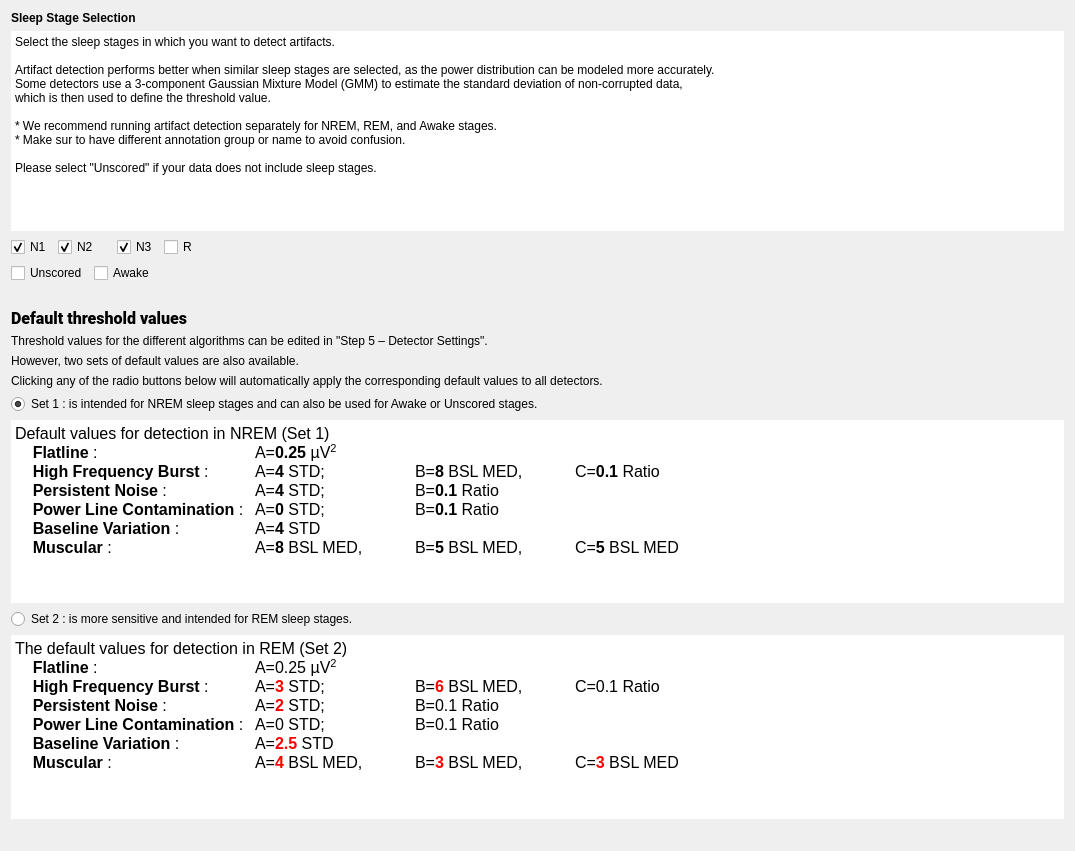
This is tools/CEAMSTools/DetectArtifacts/SleepStageSelStep/Ui_SleepStageSelStep.ui in SnoozToolbox/snooz-package-ceams as Qt 5 draws it before an edit. The edited form follows.
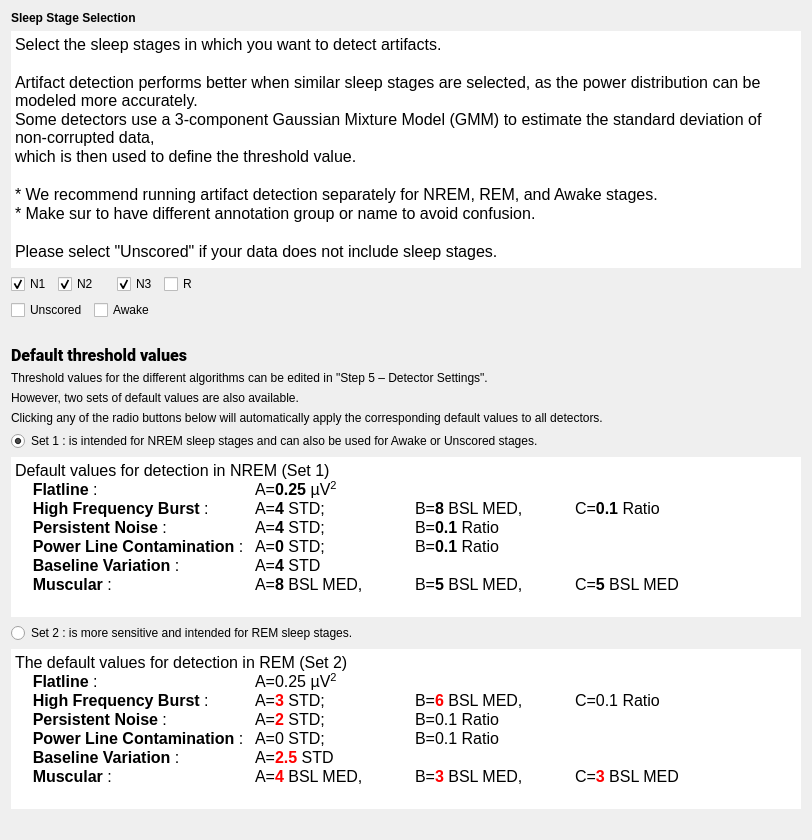
This is the edited form.

Commit message: Remove scrolling from tools, as it is now handled by the Snooz architecture for a better fit in small windows.

The edit to the form file:
```diff
--- a/tools/CEAMSTools/DetectArtifacts/SleepStageSelStep/Ui_SleepStageSelStep.ui
+++ b/tools/CEAMSTools/DetectArtifacts/SleepStageSelStep/Ui_SleepStageSelStep.ui
@@ -6,8 +6,8 @@
    <rect>
     <x>0</x>
     <y>0</y>
-    <width>1075</width>
-    <height>851</height>
+    <width>812</width>
+    <height>840</height>
    </rect>
   </property>
   <property name="windowTitle">
@@ -31,9 +31,9 @@
     </widget>
    </item>
    <item>
-    <widget class="QPlainTextEdit" name="plainTextEdit">
+    <widget class="QTextEdit" name="textEdit">
      <property name="sizePolicy">
-      <sizepolicy hsizetype="Expanding" vsizetype="Preferred">
+      <sizepolicy hsizetype="Expanding" vsizetype="Expanding">
        <horstretch>0</horstretch>
        <verstretch>0</verstretch>
       </sizepolicy>
@@ -41,13 +41,13 @@
      <property name="minimumSize">
       <size>
        <width>0</width>
-       <height>200</height>
+       <height>0</height>
       </size>
      </property>
      <property name="maximumSize">
       <size>
        <width>16777215</width>
-       <height>200</height>
+       <height>16777215</height>
       </size>
      </property>
      <property name="frameShape">
@@ -57,28 +57,35 @@
       <number>0</number>
      </property>
      <property name="verticalScrollBarPolicy">
-      <enum>Qt::ScrollBarPolicy::ScrollBarAsNeeded</enum>
+      <enum>Qt::ScrollBarPolicy::ScrollBarAlwaysOff</enum>
      </property>
      <property name="horizontalScrollBarPolicy">
-      <enum>Qt::ScrollBarPolicy::ScrollBarAsNeeded</enum>
+      <enum>Qt::ScrollBarPolicy::ScrollBarAlwaysOff</enum>
      </property>
      <property name="sizeAdjustPolicy">
-      <enum>QAbstractScrollArea::SizeAdjustPolicy::AdjustToContents</enum>
+      <enum>QAbstractScrollArea::SizeAdjustPolicy::AdjustIgnored</enum>
      </property>
      <property name="readOnly">
       <bool>true</bool>
      </property>
-     <property name="plainText">
-      <string>Select the sleep stages in which you want to detect artifacts.
-
-Artifact detection performs better when similar sleep stages are selected, as the power distribution can be modeled more accurately. 
-Some detectors use a 3-component Gaussian Mixture Model (GMM) to estimate the standard deviation of non-corrupted data, 
-which is then used to define the threshold value.
-
-* We recommend running artifact detection separately for NREM, REM, and Awake stages.
-* Make sur to have different annotation group or name to avoid confusion.
-
-Please select &quot;Unscored&quot; if your data does not include sleep stages.</string>
+     <property name="html">
+      <string>&lt;!DOCTYPE HTML PUBLIC &quot;-//W3C//DTD HTML 4.0//EN&quot; &quot;http://www.w3.org/TR/REC-html40/strict.dtd&quot;&gt;
+&lt;html&gt;&lt;head&gt;&lt;meta name=&quot;qrichtext&quot; content=&quot;1&quot; /&gt;&lt;meta charset=&quot;utf-8&quot; /&gt;&lt;style type=&quot;text/css&quot;&gt;
+p, li { white-space: pre-wrap; }
+hr { height: 1px; border-width: 0; }
+li.unchecked::marker { content: &quot;\2610&quot;; }
+li.checked::marker { content: &quot;\2612&quot;; }
+&lt;/style&gt;&lt;/head&gt;&lt;body style=&quot; font-family:'Roboto'; font-size:12pt; font-weight:400; font-style:normal;&quot;&gt;
+&lt;p style=&quot; margin-top:0px; margin-bottom:0px; margin-left:0px; margin-right:0px; -qt-block-indent:0; text-indent:0px;&quot;&gt;Select the sleep stages in which you want to detect artifacts.&lt;/p&gt;
+&lt;p style=&quot;-qt-paragraph-type:empty; margin-top:0px; margin-bottom:0px; margin-left:0px; margin-right:0px; -qt-block-indent:0; text-indent:0px;&quot;&gt;&lt;br /&gt;&lt;/p&gt;
+&lt;p style=&quot; margin-top:0px; margin-bottom:0px; margin-left:0px; margin-right:0px; -qt-block-indent:0; text-indent:0px;&quot;&gt;Artifact detection performs better when similar sleep stages are selected, as the power distribution can be modeled more accurately. &lt;/p&gt;
+&lt;p style=&quot; margin-top:0px; margin-bottom:0px; margin-left:0px; margin-right:0px; -qt-block-indent:0; text-indent:0px;&quot;&gt;Some detectors use a 3-component Gaussian Mixture Model (GMM) to estimate the standard deviation of non-corrupted data, &lt;/p&gt;
+&lt;p style=&quot; margin-top:0px; margin-bottom:0px; margin-left:0px; margin-right:0px; -qt-block-indent:0; text-indent:0px;&quot;&gt;which is then used to define the threshold value.&lt;/p&gt;
+&lt;p style=&quot;-qt-paragraph-type:empty; margin-top:0px; margin-bottom:0px; margin-left:0px; margin-right:0px; -qt-block-indent:0; text-indent:0px;&quot;&gt;&lt;br /&gt;&lt;/p&gt;
+&lt;p style=&quot; margin-top:0px; margin-bottom:0px; margin-left:0px; margin-right:0px; -qt-block-indent:0; text-indent:0px;&quot;&gt;* We recommend running artifact detection separately for NREM, REM, and Awake stages.&lt;/p&gt;
+&lt;p style=&quot; margin-top:0px; margin-bottom:0px; margin-left:0px; margin-right:0px; -qt-block-indent:0; text-indent:0px;&quot;&gt;* Make sur to have different annotation group or name to avoid confusion.&lt;/p&gt;
+&lt;p style=&quot;-qt-paragraph-type:empty; margin-top:0px; margin-bottom:0px; margin-left:0px; margin-right:0px; -qt-block-indent:0; text-indent:0px;&quot;&gt;&lt;br /&gt;&lt;/p&gt;
+&lt;p style=&quot; margin-top:0px; margin-bottom:0px; margin-left:0px; margin-right:0px; -qt-block-indent:0; text-indent:0px;&quot;&gt;Please select &amp;quot;Unscored&amp;quot; if your data does not include sleep stages.&lt;/p&gt;&lt;/body&gt;&lt;/html&gt;</string>
      </property>
     </widget>
    </item>
@@ -242,12 +249,27 @@
    </item>
    <item>
     <widget class="QTextEdit" name="textEdit">
+     <property name="sizePolicy">
+      <sizepolicy hsizetype="Expanding" vsizetype="Expanding">
+       <horstretch>0</horstretch>
+       <verstretch>0</verstretch>
+      </sizepolicy>
+     </property>
+     <property name="maximumSize">
+      <size>
+       <width>16777215</width>
+       <height>160</height>
+      </size>
+     </property>
      <property name="frameShape">
       <enum>QFrame::Shape::NoFrame</enum>
      </property>
      <property name="lineWidth">
       <number>0</number>
      </property>
+     <property name="sizeAdjustPolicy">
+      <enum>QAbstractScrollArea::SizeAdjustPolicy::AdjustIgnored</enum>
+     </property>
      <property name="readOnly">
       <bool>true</bool>
      </property>
@@ -281,9 +303,24 @@
    </item>
    <item>
     <widget class="QTextEdit" name="textEdit_2">
+     <property name="sizePolicy">
+      <sizepolicy hsizetype="Expanding" vsizetype="Expanding">
+       <horstretch>0</horstretch>
+       <verstretch>0</verstretch>
+      </sizepolicy>
+     </property>
+     <property name="maximumSize">
+      <size>
+       <width>16777215</width>
+       <height>160</height>
+      </size>
+     </property>
      <property name="frameShape">
       <enum>QFrame::Shape::NoFrame</enum>
      </property>
+     <property name="sizeAdjustPolicy">
+      <enum>QAbstractScrollArea::SizeAdjustPolicy::AdjustIgnored</enum>
+     </property>
      <property name="readOnly">
       <bool>true</bool>
      </property>
@@ -312,22 +349,6 @@
      </property>
     </widget>
    </item>
-   <item>
-    <spacer name="verticalSpacer_2">
-     <property name="orientation">
-      <enum>Qt::Orientation::Vertical</enum>
-     </property>
-     <property name="sizeType">
-      <enum>QSizePolicy::Policy::Expanding</enum>
-     </property>
-     <property name="sizeHint" stdset="0">
-      <size>
-       <width>20</width>
-       <height>10</height>
-      </size>
-     </property>
-    </spacer>
-   </item>
   </layout>
  </widget>
  <resources>
```
The commit also changes 59 other files.
